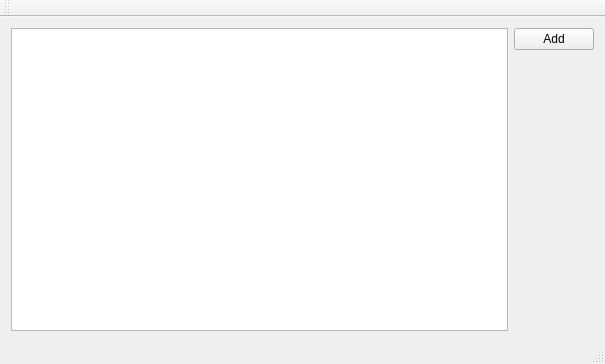
Old version of the form mainwindow.ui in the repository taskmanager11/task1.
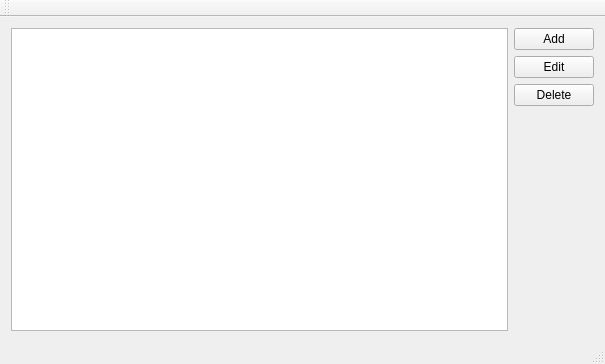
New version of the form.

```diff
--- a/mainwindow.ui
+++ b/mainwindow.ui
@@ -27,6 +27,20 @@
         </property>
        </widget>
       </item>
+      <item>
+       <widget class="QPushButton" name="pushButton_3">
+        <property name="text">
+         <string>Edit</string>
+        </property>
+       </widget>
+      </item>
+      <item>
+       <widget class="QPushButton" name="pushButton_2">
+        <property name="text">
+         <string>Delete</string>
+        </property>
+       </widget>
+      </item>
       <item>
        <spacer name="verticalSpacer">
         <property name="orientation">
```
